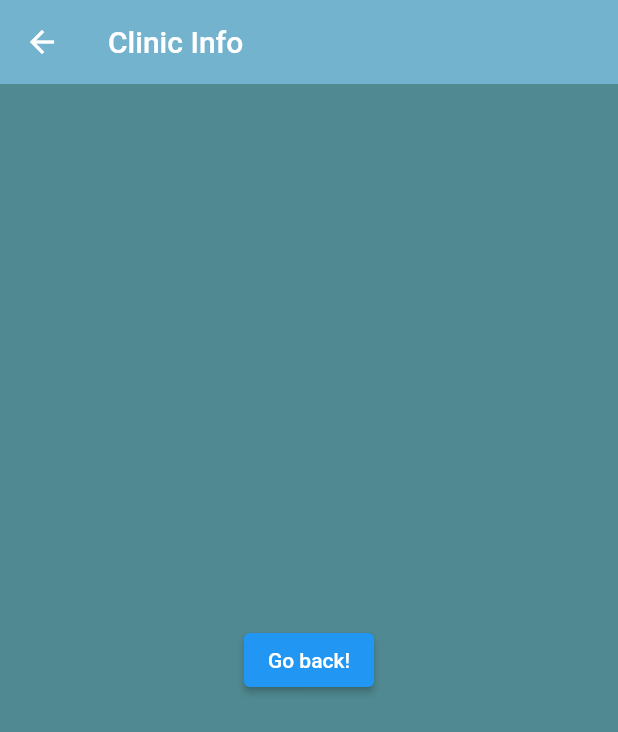
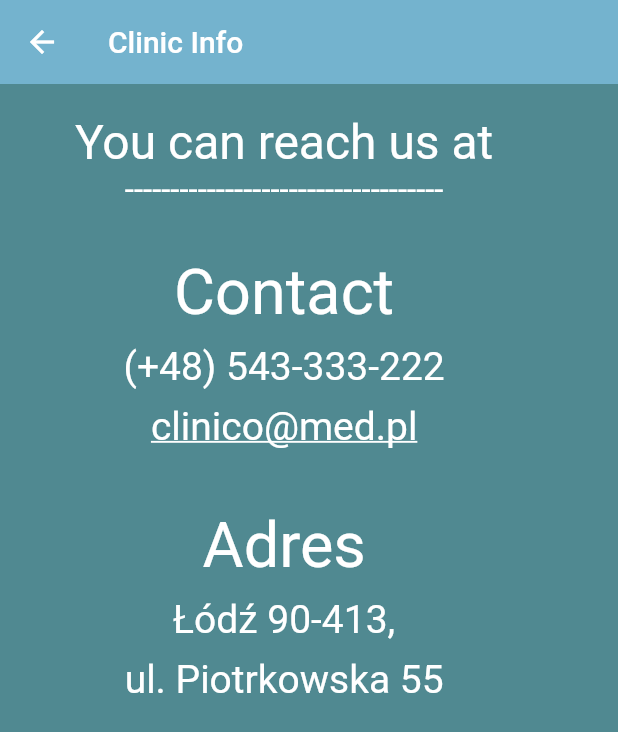
Before and after one commit to Eciric/Clinico, a Flutter app: the Info screen opened directly, on a phone screen of 412 x 824 dp. Shown: the top 732 px of the screen. Run offline on Flutter 3.47's test engine with Material 2 defaults, Android fonts, the phone set to English and light mode, and no system bars; our stand-ins replace cloud_firestore, firebase_auth, firebase_core, flutter_spinkit; accounts and stored records are empty.

Commit message:
Info screen almost done (just add map)

```diff
--- a/lib/screens/info/info.dart
+++ b/lib/screens/info/info.dart
@@ -11,14 +11,84 @@ class Info extends StatelessWidget {
           elevation: 0.0,
           title: Text("Clinic Info"),
         ),
-      body: Center(
-        child: ElevatedButton(
-          onPressed: () {
-            Navigator.pop(context);
-          },
-          child: Text('Go back!'),
+        body: SingleChildScrollView(
+            child: Container(
+                padding: EdgeInsets.symmetric(vertical: 10, horizontal: 50),
+                child: Column(
+                  children: <Widget>[
+                    SizedBox(height: 10.0),
+                    Text(
+                      'You can reach us at',
+                      style: TextStyle(
+                        fontSize: 32,
+                        color: Colors.white,
                       ),
                     ),
-    );
+                    Text(
+                      '-----------------------------------',
+                      style: TextStyle(
+                        fontSize: 22,
+                        color: Colors.white,
+                      ),
+                    ),
+                    SizedBox(height: 30.0),
+                    Text(
+                      'Contact',
+                      style: TextStyle(
+                        fontSize: 42,
+                        color: Colors.white,
+                      ),
+                    ),
+                    SizedBox(height: 10.0),
+                    Text(
+                      '(+48) 543-333-222',
+                      style: TextStyle(
+                        fontSize: 26,
+                        color: Colors.white,
+                      ),
+                    ),
+                    SizedBox(height: 10.0),
+                    Text(
+                      'clinico@med.pl',
+                      style: TextStyle(
+                        fontSize: 26,
+                        decoration: TextDecoration.underline,
+                        color: Colors.white,
+                      ),
+                    ),
+                    SizedBox(height: 40.0),
+                    Text(
+                      'Adres',
+                      style: TextStyle(
+                        fontSize: 42,
+                        color: Colors.white,
+                      ),
+                    ),
+                    SizedBox(height: 10.0),
+                    Text(
+                      'Łódź 90-413,',
+                      style: TextStyle(
+                        fontSize: 26,
+                        color: Colors.white,
+                      ),
+                    ),
+                    SizedBox(height: 10.0),
+                    Text(
+                      'ul. Piotrkowska 55',
+                      style: TextStyle(
+                        fontSize: 26,
+                        color: Colors.white,
+                      ),
+                    ),
+                    //FIT IMAGE TO GET THE BEST QUALITY #TODO
+                    /* Container(
+                      decoration: BoxDecoration(
+                        image: DecorationImage(
+                            image: AssetImage('assets/images/mapa.png'),
+                            fit: BoxFit.cover),
+                      ),
+                    ), */
+                  ],
+                ))));
   }
 }
--- a/pubspec.yaml
+++ b/pubspec.yaml
@@ -46,6 +46,7 @@ dev_dependencies:
 flutter:
   assets:
     - assets/images/logo.jpg
+    - assets/images/mapa.png
 
   # The following line ensures that the Material Icons font is
   # included with your application, so that you can use the icons in
```
Also changed, not shown: lib/screens/about/about.dart (+29 -14 lines), assets/images/mapa.png (added). Lines whose indentation alone changed are shown as unchanged.
